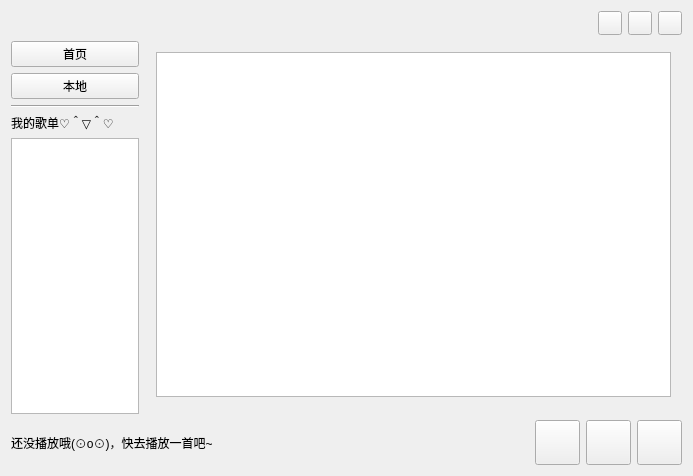
Old version of the form dpMusic.ui in the repository lyxyz5223/dpMusic.
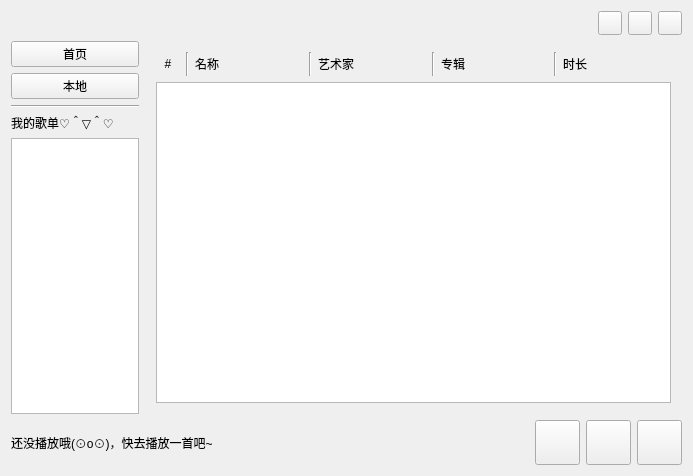
New version of the form. Icons and pictures are not drawn. Custom widgets are drawn as their Qt base class.

The edit to the form file:
```diff
--- a/dpMusic.ui
+++ b/dpMusic.ui
@@ -189,33 +189,142 @@
           <verstretch>0</verstretch>
          </sizepolicy>
         </property>
-        <layout class="QGridLayout" name="gridLayout">
-         <item row="1" column="0">
-          <widget class="MyMusicsListViewParentWidget" name="widget_2" native="true">
-           <property name="enabled">
-            <bool>true</bool>
+        <layout class="QGridLayout" name="gridLayout" columnstretch="0,0,0,0,0,0,0,0,0">
+         <item row="0" column="8">
+          <widget class="QLabel" name="timeLabel">
+           <property name="text">
+            <string>时长</string>
            </property>
-           <layout class="QGridLayout" name="gridLayout_3">
-            <property name="leftMargin">
-             <number>0</number>
-            </property>
-            <property name="topMargin">
-             <number>0</number>
-            </property>
-            <property name="rightMargin">
-             <number>0</number>
-            </property>
-            <property name="bottomMargin">
-             <number>0</number>
-            </property>
-            <property name="spacing">
-             <number>6</number>
-            </property>
-           </layout>
+          </widget>
+         </item>
+         <item row="0" column="6">
+          <widget class="QLabel" name="albumLabel">
+           <property name="text">
+            <string>专辑</string>
+           </property>
           </widget>
          </item>
          <item row="0" column="0">
-          <widget class="MyMusicsListView" name="musicListView"/>
+          <widget class="QLabel" name="hashNumLabel">
+           <property name="minimumSize">
+            <size>
+             <width>24</width>
+             <height>24</height>
+            </size>
+           </property>
+           <property name="maximumSize">
+            <size>
+             <width>24</width>
+             <height>24</height>
+            </size>
+           </property>
+           <property name="text">
+            <string>#</string>
+           </property>
+           <property name="alignment">
+            <set>Qt::AlignmentFlag::AlignCenter</set>
+           </property>
+          </widget>
+         </item>
+         <item row="0" column="5">
+          <widget class="Line" name="line_4">
+           <property name="maximumSize">
+            <size>
+             <width>16777215</width>
+             <height>16777215</height>
+            </size>
+           </property>
+           <property name="orientation">
+            <enum>Qt::Orientation::Vertical</enum>
+           </property>
+          </widget>
+         </item>
+         <item row="0" column="3">
+          <widget class="Line" name="line_3">
+           <property name="maximumSize">
+            <size>
+             <width>16777215</width>
+             <height>16777215</height>
+            </size>
+           </property>
+           <property name="orientation">
+            <enum>Qt::Orientation::Vertical</enum>
+           </property>
+          </widget>
+         </item>
+         <item row="0" column="2">
+          <widget class="QLabel" name="nameLabel">
+           <property name="text">
+            <string>名称</string>
+           </property>
+          </widget>
+         </item>
+         <item row="1" column="0" colspan="9">
+          <widget class="MyMusicsListWidget" name="musicListWidget">
+           <property name="editTriggers">
+            <set>QAbstractItemView::EditTrigger::NoEditTriggers</set>
+           </property>
+           <property name="dragEnabled">
+            <bool>true</bool>
+           </property>
+           <property name="dragDropOverwriteMode">
+            <bool>false</bool>
+           </property>
+           <property name="dragDropMode">
+            <enum>QAbstractItemView::DragDropMode::DragDrop</enum>
+           </property>
+           <property name="defaultDropAction">
+            <enum>Qt::DropAction::MoveAction</enum>
+           </property>
+           <property name="selectionMode">
+            <enum>QAbstractItemView::SelectionMode::SingleSelection</enum>
+           </property>
+           <property name="selectionBehavior">
+            <enum>QAbstractItemView::SelectionBehavior::SelectRows</enum>
+           </property>
+           <property name="verticalScrollMode">
+            <enum>QAbstractItemView::ScrollMode::ScrollPerPixel</enum>
+           </property>
+           <property name="horizontalScrollMode">
+            <enum>QAbstractItemView::ScrollMode::ScrollPerPixel</enum>
+           </property>
+          </widget>
+         </item>
+         <item row="0" column="4">
+          <widget class="QLabel" name="artistLabel">
+           <property name="text">
+            <string>艺术家</string>
+           </property>
+          </widget>
+         </item>
+         <item row="0" column="7">
+          <widget class="Line" name="line_5">
+           <property name="maximumSize">
+            <size>
+             <width>16777215</width>
+             <height>16777215</height>
+            </size>
+           </property>
+           <property name="orientation">
+            <enum>Qt::Orientation::Vertical</enum>
+           </property>
+          </widget>
+         </item>
+         <item row="0" column="1">
+          <widget class="Line" name="line_2">
+           <property name="enabled">
+            <bool>true</bool>
+           </property>
+           <property name="maximumSize">
+            <size>
+             <width>16777215</width>
+             <height>16777215</height>
+            </size>
+           </property>
+           <property name="orientation">
+            <enum>Qt::Orientation::Vertical</enum>
+           </property>
+          </widget>
          </item>
         </layout>
        </widget>
@@ -345,15 +454,9 @@
    <header>translucenticonbutton.h</header>
   </customwidget>
   <customwidget>
-   <class>MyMusicsListView</class>
-   <extends>QListView</extends>
-   <header>mymusicslistview.h</header>
-  </customwidget>
-  <customwidget>
-   <class>MyMusicsListViewParentWidget</class>
-   <extends>QWidget</extends>
-   <header>mymusicslistviewparentwidget.h</header>
-   <container>1</container>
+   <class>MyMusicsListWidget</class>
+   <extends>QListWidget</extends>
+   <header>mymusicslistwidget.h</header>
   </customwidget>
  </customwidgets>
  <resources>
```
Left out of the diff: 37 changed lines with no effect on the pictures.
